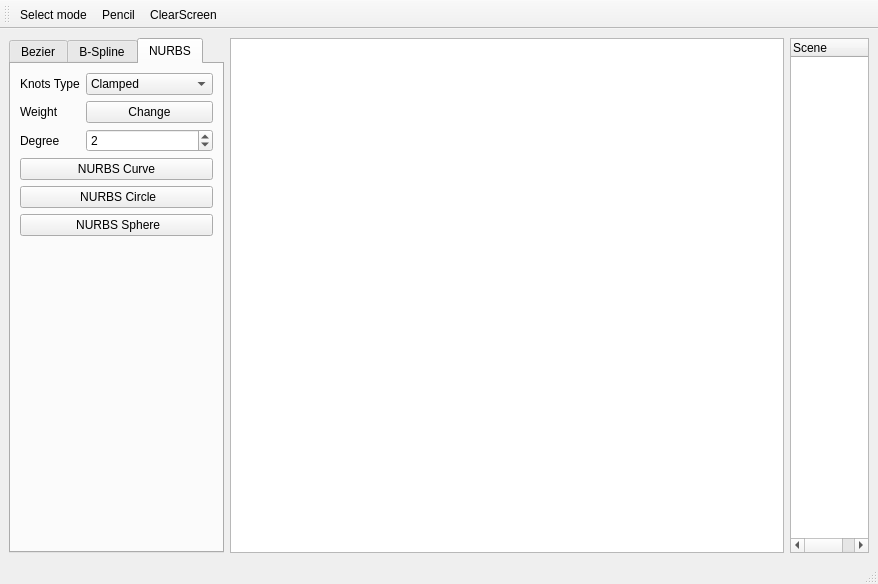
chen1180/FYP_BezierCuve, file 2019_8_13/src/ui/mainForm.ui: the form before one commit.
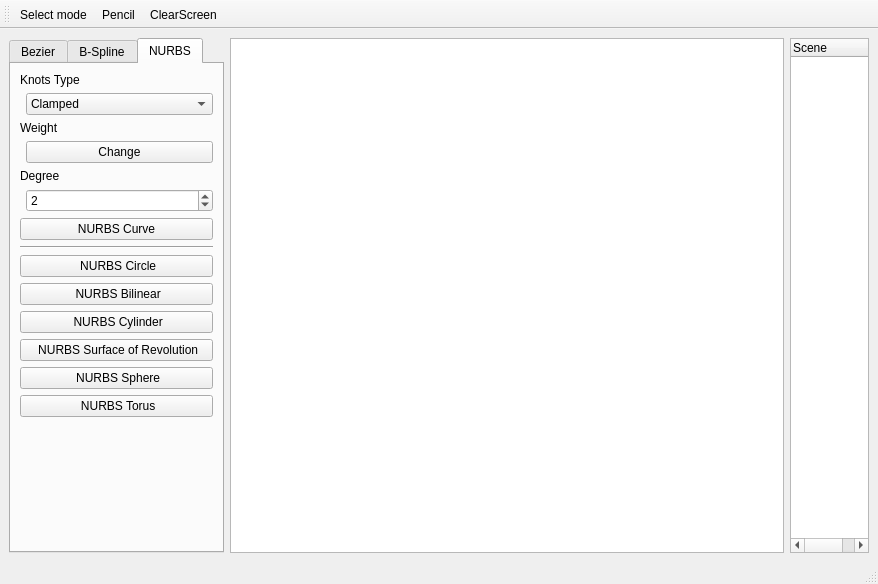
The form after the commit. The open tabs and pages were chosen to show the change. Icons and pictures are not drawn.

Commit message: Nurbs surface added

The edit to the form file:
```diff
--- a/2019_8_13/src/ui/mainForm.ui
+++ b/2019_8_13/src/ui/mainForm.ui
@@ -14,7 +14,7 @@
    <string>MainWindow</string>
   </property>
   <widget class="QWidget" name="centralwidget">
-   <layout class="QHBoxLayout" name="horizontalLayout" stretch="1,7,1">
+   <layout class="QHBoxLayout" name="horizontalLayout" stretch="0,7,1">
     <item>
      <widget class="QTabWidget" name="drawWidget">
       <property name="currentIndex">
@@ -379,14 +379,14 @@
         <string>NURBS</string>
        </attribute>
        <layout class="QFormLayout" name="formLayout_3">
-        <item row="0" column="0">
+        <item row="0" column="0" colspan="2">
          <widget class="QLabel" name="NURBS_knotlabel">
           <property name="text">
            <string>Knots Type</string>
           </property>
          </widget>
         </item>
-        <item row="0" column="1">
+        <item row="1" column="1">
          <widget class="QComboBox" name="NURBS_knotTypecomboBox">
           <item>
            <property name="text">
@@ -400,21 +400,28 @@
           </item>
          </widget>
         </item>
-        <item row="1" column="0">
+        <item row="2" column="0" colspan="2">
          <widget class="QLabel" name="weightNURBS_label">
           <property name="text">
            <string>Weight</string>
           </property>
          </widget>
         </item>
-        <item row="2" column="0">
+        <item row="3" column="1">
+         <widget class="QPushButton" name="weightNURBS_Btn">
+          <property name="text">
+           <string>Change</string>
+          </property>
+         </widget>
+        </item>
+        <item row="4" column="0" colspan="2">
          <widget class="QLabel" name="degreeNURBS_label">
           <property name="text">
            <string>Degree</string>
           </property>
          </widget>
         </item>
-        <item row="2" column="1">
+        <item row="5" column="1">
          <widget class="QSpinBox" name="degreeNURBS_spinBox">
           <property name="maximum">
            <number>100</number>
@@ -424,7 +431,7 @@
           </property>
          </widget>
         </item>
-        <item row="3" column="0" colspan="2">
+        <item row="6" column="0" colspan="2">
          <widget class="QPushButton" name="drawNURBS_Btn">
           <property name="sizePolicy">
            <sizepolicy hsizetype="Minimum" vsizetype="Preferred">
@@ -440,27 +447,55 @@
           </property>
          </widget>
         </item>
-        <item row="1" column="1">
-         <widget class="QPushButton" name="weightNURBS_Btn">
-          <property name="text">
-           <string>Change</string>
+        <item row="8" column="0" colspan="2">
+         <widget class="Line" name="line_5">
+          <property name="orientation">
+           <enum>Qt::Horizontal</enum>
           </property>
          </widget>
         </item>
-        <item row="4" column="0" colspan="2">
+        <item row="10" column="0" colspan="2">
          <widget class="QPushButton" name="circleNURBS_btn">
           <property name="text">
            <string> NURBS Circle</string>
           </property>
          </widget>
         </item>
-        <item row="5" column="0" colspan="2">
+        <item row="12" column="0" colspan="2">
+         <widget class="QPushButton" name="bilinearNURBS_Btn">
+          <property name="text">
+           <string> NURBS Bilinear</string>
+          </property>
+         </widget>
+        </item>
+        <item row="18" column="0" colspan="2">
          <widget class="QPushButton" name="sphereNURBS_Btn">
           <property name="text">
            <string> NURBS Sphere</string>
           </property>
          </widget>
         </item>
+        <item row="20" column="0" colspan="2">
+         <widget class="QPushButton" name="torusNURBS_Btn">
+          <property name="text">
+           <string> NURBS Torus</string>
+          </property>
+         </widget>
+        </item>
+        <item row="16" column="0" colspan="2">
+         <widget class="QPushButton" name="revolutedShapeNURBS_Btn">
+          <property name="text">
+           <string> NURBS Surface of Revolution</string>
+          </property>
+         </widget>
+        </item>
+        <item row="14" column="0" colspan="2">
+         <widget class="QPushButton" name="cylinderNURBS_Btn">
+          <property name="text">
+           <string> NURBS Cylinder</string>
+          </property>
+         </widget>
+        </item>
        </layout>
       </widget>
      </widget>
```
Left out of the diff: 8 changed lines with no effect on the pictures. The commit also changes 15 other files.
